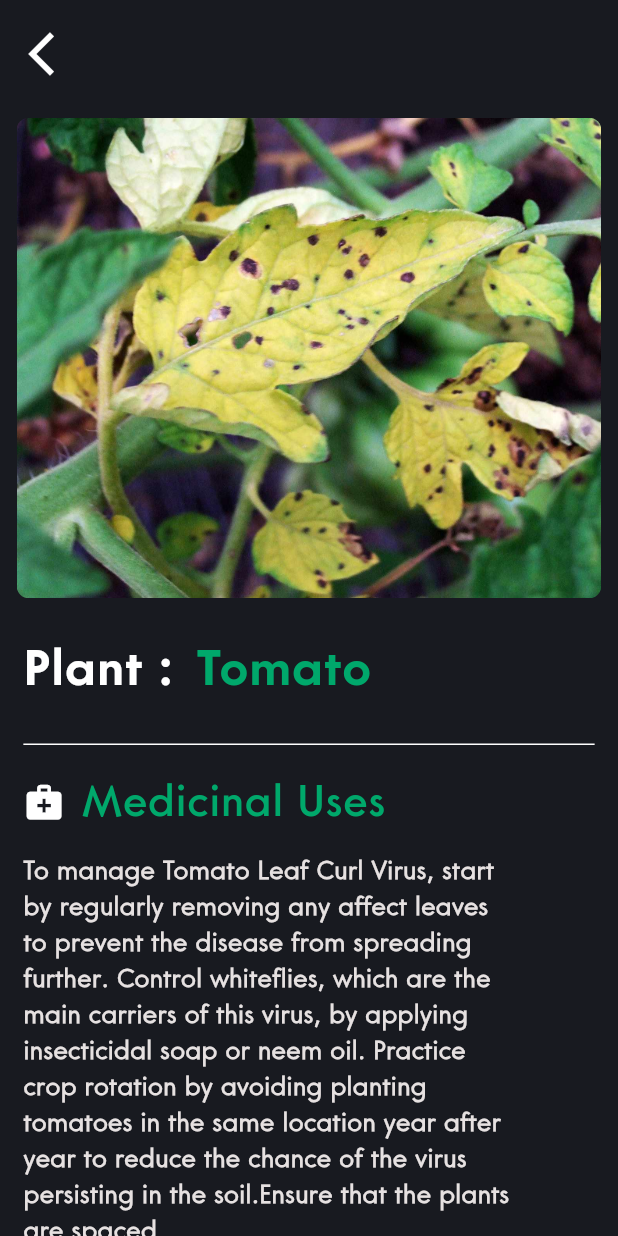
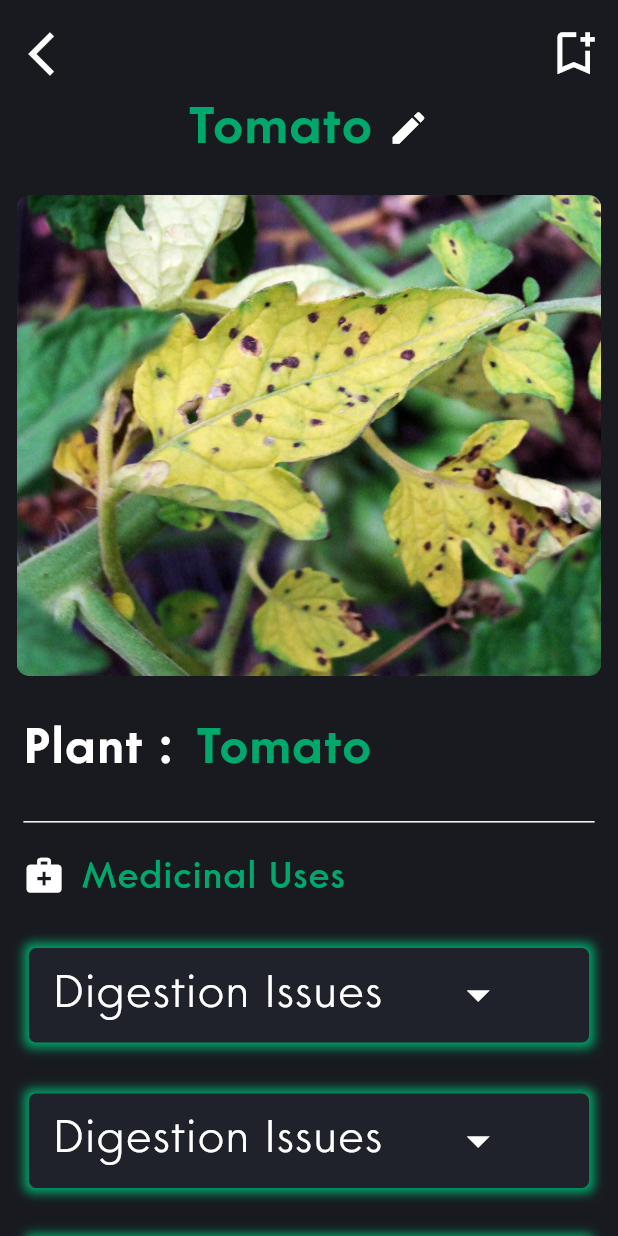
Before and after one commit to NikhilYadav04/farmer-app, a Flutter app: the HistoryDetailScreenMobile screen opened directly, on a phone screen of 412 x 824 dp. Run offline on Flutter 3.47's test engine with Material 3 defaults, Android fonts, the phone set to English and light mode, and no system bars; our stand-ins replace get, image_picker, pinput, smooth_page_indicator; generated files the repository leaves out were written again.

Commit message:
UI Changes

```diff
--- a/App/lib/controllers/main/getX_history.dart
+++ b/App/lib/controllers/main/getX_history.dart
@@ -1,9 +1,26 @@
 import 'package:flutter/material.dart';
+import 'package:flutter/widgets.dart';
 import 'package:get/get.dart';
+import 'package:get/get_rx/get_rx.dart';
 
-class HistoryController extends GetxController{
+class HistoryController extends GetxController {
   //*define controllers
   final TextEditingController searchController = TextEditingController();
+  final TextEditingController editController = TextEditingController();
+  GlobalKey<FormState> editKey = GlobalKey<FormState>();
+
+  //* bool
+  RxInt expandedIndex = 0.obs;
 
 
+  //* functions
+
+  //* for implementing expansion tile icon changes
+  void changes(int index) {
+    if (index+1 == expandedIndex.value) {
+      expandedIndex.value = 0;
+    } else {
+      expandedIndex.value = index + 1;
+    }
+  }
 }
--- a/App/lib/l10n/app_en.arb
+++ b/App/lib/l10n/app_en.arb
@@ -100,6 +100,9 @@
   "diseaseText":"Disease",
   "@diseaseText": {},
 
+  "conservationText":"Conservation Status",
+  "@conservationText": {},
+
   "checkText":"Check Your Plant",
   "@checkText": {},
   "checkText1":"Capture photos, identify plant species, and get detailed information instantly.",
--- a/App/lib/l10n/app_mr.arb
+++ b/App/lib/l10n/app_mr.arb
@@ -104,5 +104,7 @@
   "uploadText": "अपलोड करा",
   "@uploadText": {},
   "submitText": "सामायिक करा",
-  "@submitText": {}
+  "@submitText": {},
+  "conservationText": "संवर्धन स्थिती",
+  "@conservationText": {}
 }
--- a/App/lib/screens/main/history/history_detail_screen_mobile.dart
+++ b/App/lib/screens/main/history/history_detail_screen_mobile.dart
@@ -1,11 +1,16 @@
+import 'package:ai_plant_detecion/controllers/main/getX_history.dart';
 import 'package:ai_plant_detecion/global/colors.dart';
 import 'package:ai_plant_detecion/styling/sizeConfig.dart';
+import 'package:ai_plant_detecion/widgets/history_widgets.dart';
 import 'package:ai_plant_detecion/widgets/home_widgets.dart';
 import 'package:flutter/material.dart';
+import 'package:flutter_gen/gen_l10n/app_localizations.dart';
 import 'package:get/get.dart';
+import 'package:get/get_core/src/get_main.dart';
 
 class HistoryDetailScreenMobile extends StatelessWidget {
-  const HistoryDetailScreenMobile({super.key});
+  HistoryDetailScreenMobile({super.key});
+  final HistoryController historyController = Get.put(HistoryController());
 
   @override
   Widget build(BuildContext context) {
@@ -13,24 +18,39 @@ class HistoryDetailScreenMobile extends StatelessWidget {
       child: Scaffold(
         backgroundColor: screenBackgroundColorIndigo,
         body: SingleChildScrollView(
-          child: Container(
+          child: Padding(
             padding: EdgeInsets.symmetric(
                 vertical: 1.26 * SizeConfig.heightMultiplier,
                 horizontal: 2.67 * SizeConfig.widthMultiplier),
             child: Column(
               crossAxisAlignment: CrossAxisAlignment.start,
               children: [
+                Row(
+                    mainAxisAlignment: MainAxisAlignment.spaceBetween,
+                    children: [
                       IconButton(
-                  onPressed: () => Get.back(),
+                        onPressed: () {
+                          Get.back();
+                        },
                         icon: Icon(
                           Icons.arrow_back_ios,
                           color: Colors.white,
                           size: 4.21 * SizeConfig.heightMultiplier,
                         ),
                       ),
+                      Icon(
+                        Icons.bookmark_add_outlined,
+                        color: Colors.white,
+                        size: 4.5 * SizeConfig.heightMultiplier,
+                      ),
+                    ]),
+
+                //* title text
+                titleText(historyController),
                 SizedBox(
-                  height: 2.10 * SizeConfig.heightMultiplier,
+                  height: 20,
                 ),
+
                 //*plant image
                 ClipRRect(
                   borderRadius:
@@ -40,6 +60,7 @@ class HistoryDetailScreenMobile extends StatelessWidget {
                 SizedBox(
                   height: 3.16022332244812 * SizeConfig.heightMultiplier,
                 ),
+
                 //*plant and disease text
                 Padding(
                   padding: EdgeInsets.symmetric(
@@ -59,21 +80,56 @@ class HistoryDetailScreenMobile extends StatelessWidget {
                 SizedBox(
                   height: 1.58 * SizeConfig.heightMultiplier,
                 ),
+
                 //*medicinal uses
                 Padding(
                     padding: EdgeInsets.symmetric(
                         horizontal: 1.11 * SizeConfig.widthMultiplier),
-                    child: remediesTextWIdget(context)),
+                    child: remediesTextWIdget(
+                        context, AppLocalizations.of(context)!.remedyText)),
+                SizedBox(
+                  height: 1.5 * SizeConfig.heightMultiplier,
+                ),
+                Padding(
+                    padding: EdgeInsets.symmetric(
+                      horizontal: 2 * SizeConfig.widthMultiplier,
+                    ),
+                    child: medicineList(historyController)),
+
+                //* conservation status
+                SizedBox(
+                  height: 2.5 * SizeConfig.heightMultiplier,
+                ),
+                Padding(
+                    padding: EdgeInsets.symmetric(
+                        horizontal: 1.11 * SizeConfig.widthMultiplier),
+                    child: Divider(
+                      color: Colors.white,
+                      height: 5,
+                    )),
                 SizedBox(
                   height: 1.58 * SizeConfig.heightMultiplier,
                 ),
-                //*response given by ai
                 Padding(
                     padding: EdgeInsets.symmetric(
-                      horizontal: 1.11 * SizeConfig.widthMultiplier,
+                        horizontal: 1.11 * SizeConfig.widthMultiplier),
+                    child: remediesTextWIdget(context,
+                        AppLocalizations.of(context)!.conservationText)),
+                SizedBox(
+                  height: 1 * SizeConfig.heightMultiplier,
                 ),
-                    child: remedies(
-                        "To manage Tomato Leaf Curl Virus, start\nby regularly removing any affect leaves\nto prevent the disease from spreading\nfurther. Control whiteflies, which are the\nmain carriers of this virus, by applying\ninsecticidal soap or neem oil. Practice\ncrop rotation by avoiding planting\ntomatoes in the same location year after\nyear to reduce the chance of the virus\npersisting in the soil.Ensure that the plants\nare spaced."))
+                medicineDescription(
+                    "Giloy possesses digestive properties that help improve digestion, reduce hyperacidity, and prevent constipation. It can also help alleviate bloating and other digestive discomforts."),
+                SizedBox(
+                  height: 15,
+                ),
+                Padding(
+                    padding: EdgeInsets.symmetric(
+                        horizontal: 1.11 * SizeConfig.widthMultiplier),
+                    child: Divider(
+                      color: Colors.white,
+                      height: 5,
+                    )),
               ],
             ),
           ),
--- a/App/lib/screens/main/history/history_screen_mobile.dart
+++ b/App/lib/screens/main/history/history_screen_mobile.dart
@@ -8,6 +8,7 @@ import 'package:flutter_gen/gen_l10n/app_localizations.dart';
 
 class HistoryScreenMobile extends StatelessWidget {
   final HistoryController controller = Get.put(HistoryController());
+
 
   @override
   Widget build(BuildContext context) {
--- /dev/null
+++ b/App/lib/widgets/history_widgets.dart
@@ -0,0 +1,220 @@
+import 'package:ai_plant_detecion/controllers/main/getX_history.dart';
+import 'package:ai_plant_detecion/global/colors.dart';
+import 'package:ai_plant_detecion/styling/appTheme.dart';
+import 'package:ai_plant_detecion/styling/sizeConfig.dart';
+import 'package:ai_plant_detecion/widgets/home_widgets.dart';
+import 'package:ai_plant_detecion/widgets/home_widgets_2.dart';
+import 'package:flutter/material.dart';
+import 'package:get/get.dart';
+import 'package:get/get_state_manager/src/rx_flutter/rx_obx_widget.dart';
+
+Widget medicineList(HistoryController controller) {
+  return ListView.builder(
+      shrinkWrap: true,
+      physics: NeverScrollableScrollPhysics(),
+      itemCount: 4,
+      itemBuilder: (context, index) {
+        return Padding(
+          padding: EdgeInsets.symmetric(vertical: 17),
+          child: Container(
+              decoration: BoxDecoration(
+                borderRadius: BorderRadius.circular(5),
+                color: AppTheme.containerColor,
+                boxShadow: [
+                  BoxShadow(
+                    blurRadius: 5,
+                    spreadRadius: 3,
+                    color: AppTheme.screenBackgroundColorGreen,
+                  )
+                ],
+              ),
+              child: ExpansionTile(
+                //* function for changing arrow icon
+                onExpansionChanged: (expanded) {
+                  if (expanded) {
+                    controller.expandedIndex.value = index + 1;
+                  } else {
+                    controller.expandedIndex.value = -1;
+                  }
+                },
+                iconColor: null,
+                trailing: SizedBox.shrink(),
+                title: Obx(
+                  () => Row(
+                    mainAxisAlignment: MainAxisAlignment.spaceBetween,
+                    children: [
+                      Center(
+                        child: Text(
+                          "Digestion Issues",
+                          style: TextStyle(
+                              color: Colors.white,
+                              fontFamily: "CoreSansLight",
+                              fontWeight: FontWeight.w500,
+                              fontSize: 30),
+                        ),
+                      ),
+                      index + 1 == controller.expandedIndex.value
+                          ? Icon(
+                              Icons.arrow_drop_up_sharp,
+                              color: Colors.white,
+                              size: 36,
+                            )
+                          : Icon(
+                              Icons.arrow_drop_down_sharp,
+                              color: Colors.white,
+                              size: 36,
+                            )
+                    ],
+                  ),
+                ),
+                children: [
+                  Column(
+                    children: [
+                      Padding(
+                        padding: EdgeInsets.symmetric(
+                          vertical: 10,
+                          horizontal: 3 * SizeConfig.widthMultiplier,
+                        ),
+                        child: Text(
+                          maxLines: 5,
+                          overflow: TextOverflow.ellipsis,
+                          "⦁ Giloy possesses digestive properties that help improve digestion, reduce hyperacidity, and prevent constipation. It can also help alleviate bloating and other digestive discomforts.",
+                          style: TextStyle(
+                              fontFamily: "CoreSansLight",
+                              fontWeight: FontWeight.w500,
+                              color: Colors.white,
+                              fontSize: 18),
+                        ),
+                      )
+                    ],
+                  ),
+                ],
+              )),
+        );
+      });
+}
+
+Widget medicineDescription(String desc) {
+  return ListView.builder(
+      physics: NeverScrollableScrollPhysics(),
+      shrinkWrap: true,
+      itemCount: 4,
+      itemBuilder: (context, index) {
+        return Padding(
+          padding: EdgeInsets.symmetric(
+            vertical: 10,
+            horizontal: 1.11 * SizeConfig.widthMultiplier,
+          ),
+          child: Text(
+            maxLines: 4,
+            overflow: TextOverflow.ellipsis,
+            "⦁ ${desc}",
+            style: TextStyle(
+                fontFamily: "CoreSansLight",
+                fontWeight: FontWeight.w500,
+                color: Colors.white,
+                fontSize: 18),
+          ),
+        );
+      });
+}
+
+Widget titleText(HistoryController controller) {
+  return Center(
+    child: Row(
+      mainAxisAlignment: MainAxisAlignment.center,
+      children: [
+        Text(
+          "Tomato",
+          style: TextStyle(
+              color: screenBackgroundColorGreen,
+              fontFamily: "CoreSansBold",
+              fontSize: 4.2 * SizeConfig.heightMultiplier),
+        ),
+        SizedBox(
+          width: 10,
+        ),
+        GestureDetector(
+            onTap: () {
+              editDialog(controller);
+            },
+            child: Icon(
+              Icons.edit,
+              color: Colors.white,
+              size: 28,
+            ))
+      ],
+    ),
+  );
+}
+
+void editDialog(HistoryController controller) {
+  Get.bottomSheet(Container(
+      height: 300,
+      decoration: BoxDecoration(
+          color: AppTheme.containerColor,
+          borderRadius: BorderRadius.only(
+              topLeft: Radius.circular(25), topRight: Radius.circular(25))),
+      child: Column(
+        children: [
+          SizedBox(
+            height: 10,
+          ),
+          Divider(
+            height: 10,
+            color: Colors.white,
+            indent: 160,
+            endIndent: 160,
+            thickness: 5,
+          ),
+          SizedBox(
+            height: 25,
+          ),
+          chooseWidget(Icons.edit, "Edit Plant Title Name"),
+          SizedBox(
+            height: 15,
+          ),
+          Padding(
+            padding: EdgeInsets.symmetric(horizontal: 15),
+            child: Form(
+                key: controller.editKey,
+                child: TextFormField(
+                  validator: (value) {
+                    if(GetUtils.isLengthLessOrEqual(value, 5)){
+                      return "Name length must be more than 5 length.";
+                    }
+                    return null;
+                  },
+                  style: style.copyWith(fontSize: 22),
+                  controller: controller.editController,
+                  decoration: InputDecoration(
+                    label: Text("Tomato",style: style.copyWith(fontSize: 22),),
+                    floatingLabelBehavior: FloatingLabelBehavior.never,
+                    contentPadding: EdgeInsets.all(22),
+                      fillColor: AppTheme.screenBackgroundColorIndigo,
+                      filled: true,
+                      errorBorder: OutlineInputBorder(
+                          borderRadius: BorderRadius.circular(10),
+                          borderSide: BorderSide(color: Colors.red)),
+                      focusedBorder: OutlineInputBorder(
+                          borderRadius: BorderRadius.circular(10),
+                          borderSide: BorderSide(
+                              color: AppTheme.screenBackgroundColorGreen)),
+                      enabledBorder: OutlineInputBorder(
+                          borderRadius: BorderRadius.circular(10),
+                          borderSide:
+                              BorderSide(color: AppTheme.containerColor))),
+                )),
+          ),
+          SizedBox(height: 30,),
+          button((){}, "Edit", 50)
+        ],
+      )));
+}
+
+TextStyle style = TextStyle(
+  color: Colors.white,
+  fontFamily: "CoreSansLight",
+  fontWeight: FontWeight.w800,
+  fontSize: 24
+);
--- a/App/pubspec.yaml
+++ b/App/pubspec.yaml
@@ -45,6 +45,7 @@ dependencies:
   dropdown_button2: ^2.3.9
   get: ^4.6.6
   device_preview: ^1.2.0
+  image_picker: ^1.1.2
 
 dev_dependencies:
   flutter_test:
```
Also changed, not shown: App/lib/controllers/main/getX_Diagnose.dart (+0 -37 lines), App/lib/controllers/main/getX_appBar.dart (+28 -0 lines), App/lib/l10n/app_hi.arb (+11 -12 lines), App/lib/screens/main/appbar_screen_mobile.dart (+14 -7 lines), App/lib/screens/main/diagnose/diagnose_screen_mobile.dart (+26 -2 lines), App/lib/widgets/home_widgets.dart (+69 -37 lines), App/lib/widgets/home_widgets_2.dart (+12 -0 lines), App/assets/plants/upload.png (added), App/assets/plants/upload2.png (added), App/pubspec.lock, 6 other files. Lines whose indentation alone changed are shown as unchanged.
